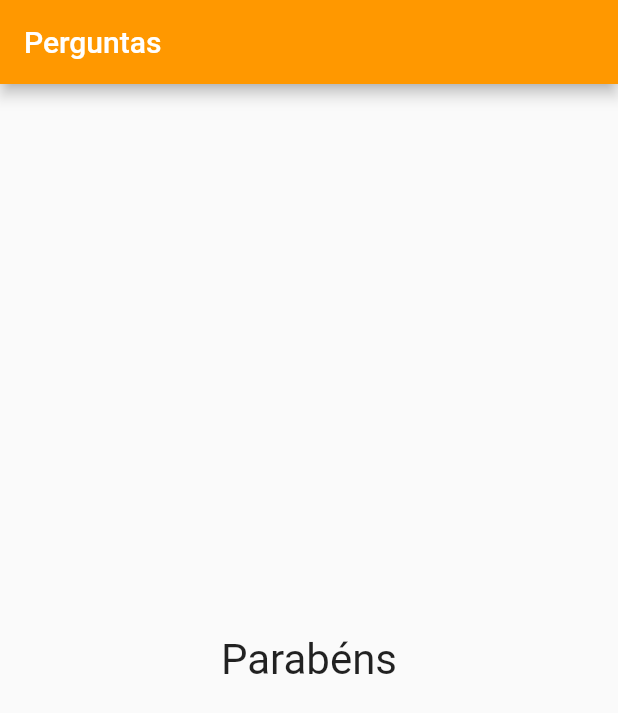
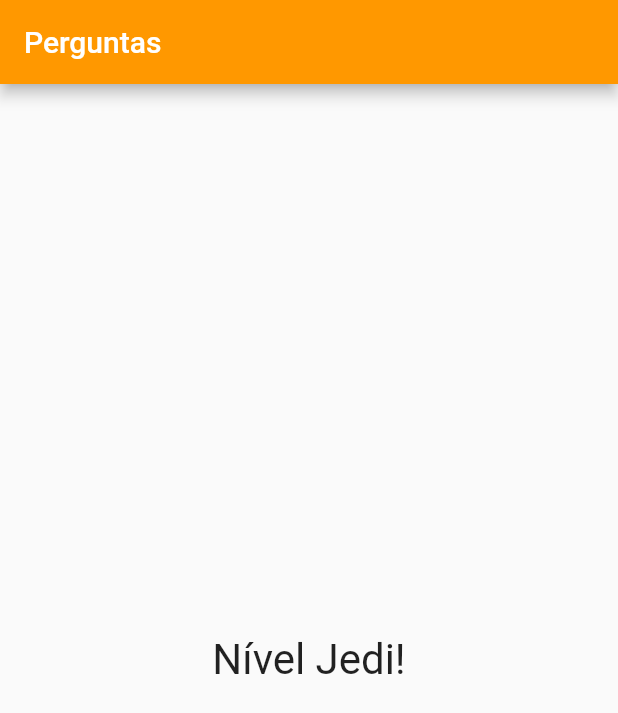
Before and after one commit to enilsonfilho/question-app, a Flutter app: the screen it shows after launch, after a tap on "Preto", after a tap on "Cobra", after a tap on "Leo", on a phone screen of 412 x 824 dp. Shown: the top 713 px of the screen. Run offline on Flutter 3.47's test engine with Material 2 defaults, Android fonts, the phone set to English and light mode, and no system bars.

Commit message:
feat: added dynamic response

```diff
--- a/lib/main.dart
+++ b/lib/main.dart
@@ -67,7 +67,7 @@ class _PerguntaAppState extends State<PerguntaApp> {
             perguntaSelecionada: _perguntaSelecionada,
             quandoResponder: _responder
             )
-          : Resultado(),
+          : Resultado(_pontuacaoTotal),
       )
     );
   }
--- a/lib/resultado.dart
+++ b/lib/resultado.dart
@@ -1,12 +1,28 @@
 import 'package:flutter/material.dart';
 
 class Resultado extends StatelessWidget {
+
+  final int pontuacao;
+
+  Resultado(this.pontuacao);
+
+  String get fraseResultado {
+    if (pontuacao < 8) {
+      return 'Parabéns';
+    } else if (pontuacao < 12) {
+      return 'Você é bom!';
+    } else if (pontuacao < 16) {
+      return 'Impressionante!';
+    } else {
+      return 'Nível Jedi!';
+    }
+  }
 
   @override
   Widget build(BuildContext context) {
     return Center(
       child: Text(
-        'Parabéns',
+        fraseResultado,
         style: TextStyle(fontSize: 28),
       ),
     );
```
